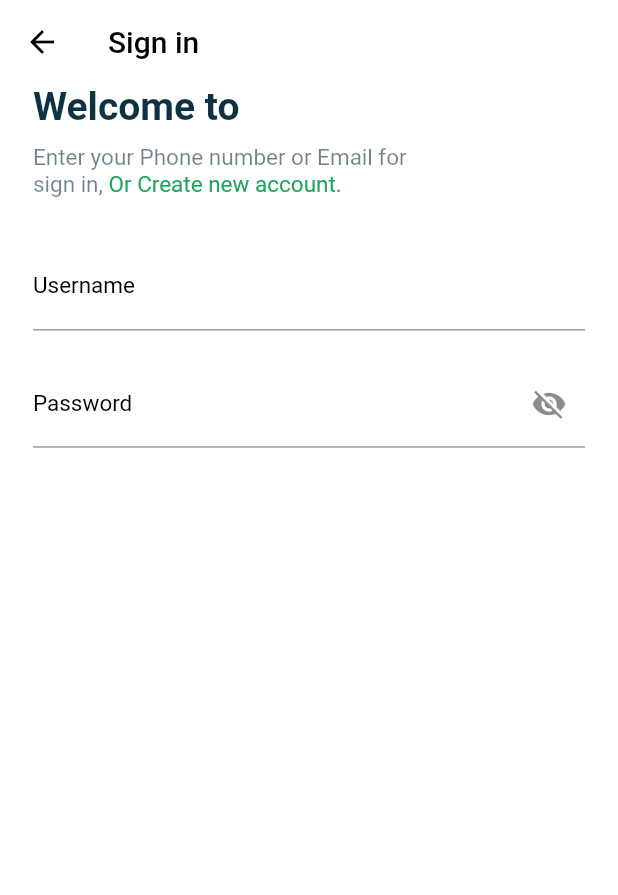
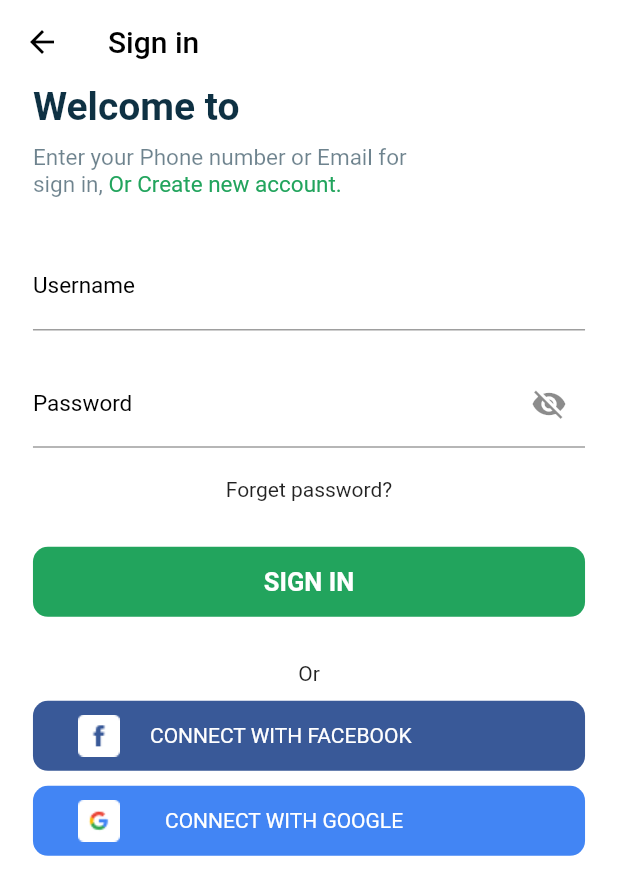
Before and after one commit to thelinh0302/Flutter_structure, a Flutter app: the screen it shows after launch, after a tap on "GET STARTED", on a phone screen of 412 x 824 dp. Shown: the top 895 px of the screen. Run offline on Flutter 3.47's test engine with Material 2 defaults, Android fonts, the phone set to English and light mode, and no system bars; Roboto replaces fonts that are missing (Montserrat-Medium, Montserrat-Regular, Montserrat-SemiBold).

Commit message:
update login submit form & handle button login with social

```diff
--- a/lib/resource/colors_data.dart
+++ b/lib/resource/colors_data.dart
@@ -27,6 +27,8 @@ class ColorsData {
   static Color secondaryButton = Colors.white;
   static Color borderButtom = Colors.grey.shade50;
   static Color textButtom = Colors.black;
+  static Color buttonSocialGG = Color(0xFF4285F4);
+    static Color buttonSocialFacebook = Color(0xFF395998);
   // text
   static Color textSubject = primary;
   static Color textTitle = Color(0xFF0E3143);
@@ -38,9 +40,9 @@ class ColorsData {
   static Color textLyrics = Colors.grey;
   static Color textConten = Colors.black;
   static Color textLink = secondary;
-    static Color errorText = Colors.red;
+  static Color errorText = Colors.red;
 
   //dot
-
+// static Color iconSocial = Color(0x)
   static Color dot = Colors.grey;
 }
--- a/lib/resource/text_type.dart
+++ b/lib/resource/text_type.dart
@@ -12,7 +12,13 @@ class TextsStyle {
   static TextStyle titleLogin = TextStyle(
     color: ColorsData.textTitleLogin,
     fontFamily: FontsName.semiBold,
-    fontSize: 20,
+    fontWeight: FontWeight.bold,
+    fontSize: 17,
+  );
+  static TextStyle titleLoginSocial = TextStyle(
+    color: ColorsData.textTitleLogin,
+    fontFamily: FontsName.semiBold,
+    fontSize: 14,
   );
   static TextStyle title = TextStyle(
     color: ColorsData.textTitle,
--- a/lib/views/sign_in/components/body.dart
+++ b/lib/views/sign_in/components/body.dart
@@ -1,8 +1,11 @@
 import 'package:flutter/gestures.dart';
 import 'package:flutter/material.dart';
+import 'package:structure/resource/button_responsive.dart';
 import 'package:structure/resource/size_config.dart';
 import 'package:structure/resource/text_type.dart';
 
+import '../../../widgets/login_with_facebook.dart';
+import '../../../widgets/login_with_google.dart';
 import '../../../widgets/text_form_field.dart';
 import '../../../widgets/text_form_field_password.dart';
 
@@ -65,11 +68,15 @@ class SignInForm extends StatefulWidget {
 }
 
 class _SignInFormState extends State<SignInForm> {
+  final controller1 = TextEditingController();
+  final controller2 = TextEditingController();
+
   @override
   Widget build(BuildContext context) {
     return Form(
       child: Column(children: [
         TextFormFieldCustom(
+          controller: controller1,
           hintText: 'Enter your username',
           labelText: 'Username',
           keyboardtype: TextInputType.text,
@@ -82,11 +89,43 @@ class _SignInFormState extends State<SignInForm> {
         TextFormFieldPasswordCustom(
           hintText: 'Enter your password',
           labelText: 'Password',
+          controller: controller2,
           keyboardtype: TextInputType.visiblePassword,
           inputAction: TextInputAction.next,
           isLabelEnabled: true,
           isObscure: true,
         ),
+        const SizedBox(
+          height: 20,
+        ),
+        InkWell(
+            onTap: (() => print('object')), child: Text('Forget password?')),
+        const SizedBox(height: 30),
+        SizedBox(
+            width: double.infinity,
+            height: getProportionateScreenHeight(46),
+            child: GestureDetector(
+                onTap: () {
+                  final value1 = controller1.text;
+                  final value2 = controller2.text;
+                  print(value1);
+                  print(value2);
+                },
+                child: ButtonResponsive(
+                  text: 'SIGN IN',
+                ))),
+        const SizedBox(height: 30),
+        Text('Or'),
+        const SizedBox(height: 10),
+        SizedBox(
+            width: double.infinity,
+            height: getProportionateScreenHeight(46),
+            child: LoginWithFacebook()),
+        const SizedBox(height: 10),
+        SizedBox(
+            width: double.infinity,
+            height: getProportionateScreenHeight(46),
+            child: LoginWithGoogle()),
       ]),
     );
   }
--- /dev/null
+++ b/lib/widgets/login_with_facebook.dart
@@ -0,0 +1,43 @@
+import 'package:flutter/material.dart';
+import 'package:structure/resource/colors_data.dart';
+import 'package:structure/resource/dimen.dart';
+import 'package:structure/resource/text_type.dart';
+
+class LoginWithFacebook extends StatelessWidget {
+  bool? isIcon;
+  double? width;
+  String? text;
+  LoginWithFacebook({Key? key, this.isIcon = false, this.text, this.width = 120})
+      : super(key: key);
+
+  @override
+  Widget build(BuildContext context) {
+    return Container(
+        child: Container(
+          width: width,
+          height: 48,
+          decoration: BoxDecoration(
+            color: ColorsData.buttonSocialFacebook,
+            borderRadius: BorderRadius.circular(Dimen.radiousButton)
+          ),
+        child: Row(
+          // mainAxisAlignment: MainAxisAlignment.center,
+            children: [
+              Padding(
+                padding: const EdgeInsets.only(left: 30),
+                child: Image.asset("assets/images/facebook.png"),
+              ),
+              SizedBox(width: 20,),
+              Center(
+                child: Text(
+                  'CONNECT WITH FACEBOOK',
+                  style: TextsStyle.titleLoginSocial,
+                  textAlign: TextAlign.center,
+                ) ,
+              ),
+            ],
+          ),
+        ),
+    );
+  }
+}
--- /dev/null
+++ b/lib/widgets/login_with_google.dart
@@ -0,0 +1,43 @@
+import 'package:flutter/material.dart';
+import 'package:structure/resource/colors_data.dart';
+import 'package:structure/resource/dimen.dart';
+import 'package:structure/resource/text_type.dart';
+
+class LoginWithGoogle extends StatelessWidget {
+  bool? isIcon;
+  double? width;
+  String? text;
+  LoginWithGoogle({Key? key, this.isIcon = false, this.text, this.width = 120})
+      : super(key: key);
+
+  @override
+  Widget build(BuildContext context) {
+    return Container(
+        child: Container(
+          width: width,
+          height: 48,
+          decoration: BoxDecoration(
+            color: ColorsData.buttonSocialGG,
+            borderRadius: BorderRadius.circular(Dimen.radiousButton)
+          ),
+        child: Row(
+          // mainAxisAlignment: MainAxisAlignment.center,
+            children: [
+              Padding(
+                padding: const EdgeInsets.only(left: 30),
+                child: Image.asset('assets/images/google.png'),
+              ),
+              SizedBox(width: 30,),
+              Center(
+                child: Text(
+                  'CONNECT WITH GOOGLE',
+                  style: TextsStyle.titleLoginSocial,
+                  textAlign: TextAlign.center,
+                ) ,
+              ),
+            ],
+          ),
+        ),
+    );
+  }
+}
--- a/lib/widgets/text_form_field.dart
+++ b/lib/widgets/text_form_field.dart
@@ -13,6 +13,7 @@ class TextFormFieldCustom extends StatefulWidget {
   bool isObscure;
   bool isCapitalized;
   bool isLabelEnabled;
+  TextEditingController controller;
   Function(String)? validator;
   TextFormFieldCustom(
       {Key? key,
@@ -20,6 +21,7 @@ class TextFormFieldCustom extends StatefulWidget {
       required this.labelText,
       required this.inputAction,
       required this.isLabelEnabled,
+      required this.controller,
       this.readOnly = false,
       this.isObscure = false,
       this.isCapitalized = false,
@@ -35,6 +37,7 @@ class _TextFormFieldCustomState extends State<TextFormFieldCustom> {
   @override
   Widget build(BuildContext context) {
     return TextFormField(
+      controller: widget.controller,
       readOnly: widget.readOnly,
       keyboardType: widget.keyboardtype,
       obscureText: widget.isObscure,
--- a/lib/widgets/text_form_field_password.dart
+++ b/lib/widgets/text_form_field_password.dart
@@ -14,6 +14,7 @@ class TextFormFieldPasswordCustom extends StatefulWidget {
   bool isObscureText;
   bool isCapitalized;
   bool isLabelEnabled;
+    TextEditingController controller;
   Function(String)? validator;
   TextFormFieldPasswordCustom(
       {Key? key,
@@ -21,6 +22,8 @@ class TextFormFieldPasswordCustom extends StatefulWidget {
       required this.labelText,
       required this.inputAction,
       required this.isLabelEnabled,
+            required this.controller,
+
       this.readOnly = false,
       this.isObscure = false,
       this.isCapitalized = false,
@@ -38,6 +41,7 @@ class _TextFormFieldPasswordCustomState extends State<TextFormFieldPasswordCusto
   Widget build(BuildContext context) {
     return TextFormField(
       readOnly: widget.readOnly,
+            controller: widget.controller,
       keyboardType: widget.keyboardtype,
       obscureText: widget.isObscure,
       textCapitalization: widget.isCapitalized
```
Also changed, not shown: assets/images/facebook.png (added), assets/images/google.png (added).
